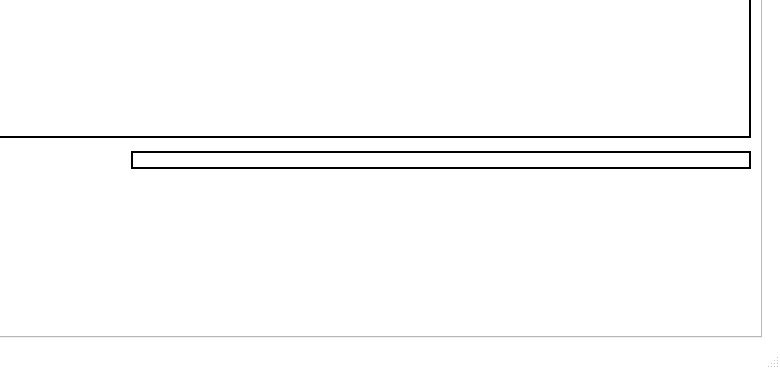
Before: the Qt Designer form Main aplication/VentanaPrincipal.ui in ezalorpro/LaboratorioDeControl, drawn with Qt 5; both pictures show x 331 to 1111 and y 292 to 661 of the 1111 by 661 pixel window.
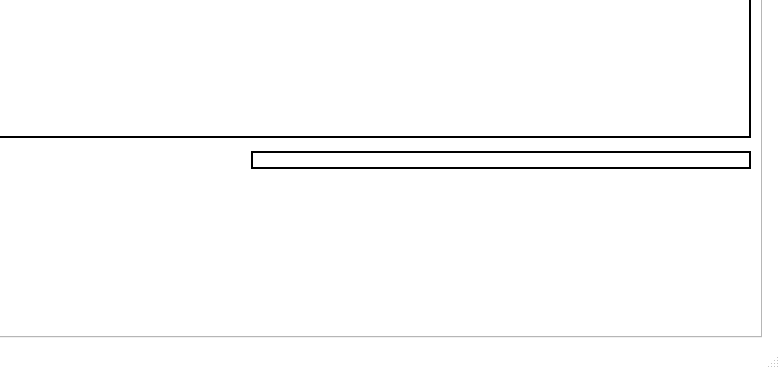
After: the same form once the commit is applied. Icons and pictures are not drawn. Custom widgets are drawn as their Qt base class.

Commit message: mejor tamaño de imagenes

The edit to the form file:
```diff
--- a/Main aplication/VentanaPrincipal.ui
+++ b/Main aplication/VentanaPrincipal.ui
@@ -2611,7 +2611,7 @@
                     </property>
                     <property name="minimumSize">
                      <size>
-                      <width>620</width>
+                      <width>500</width>
                       <height>0</height>
                      </size>
                     </property>
```
The commit also changes 1 other file.
